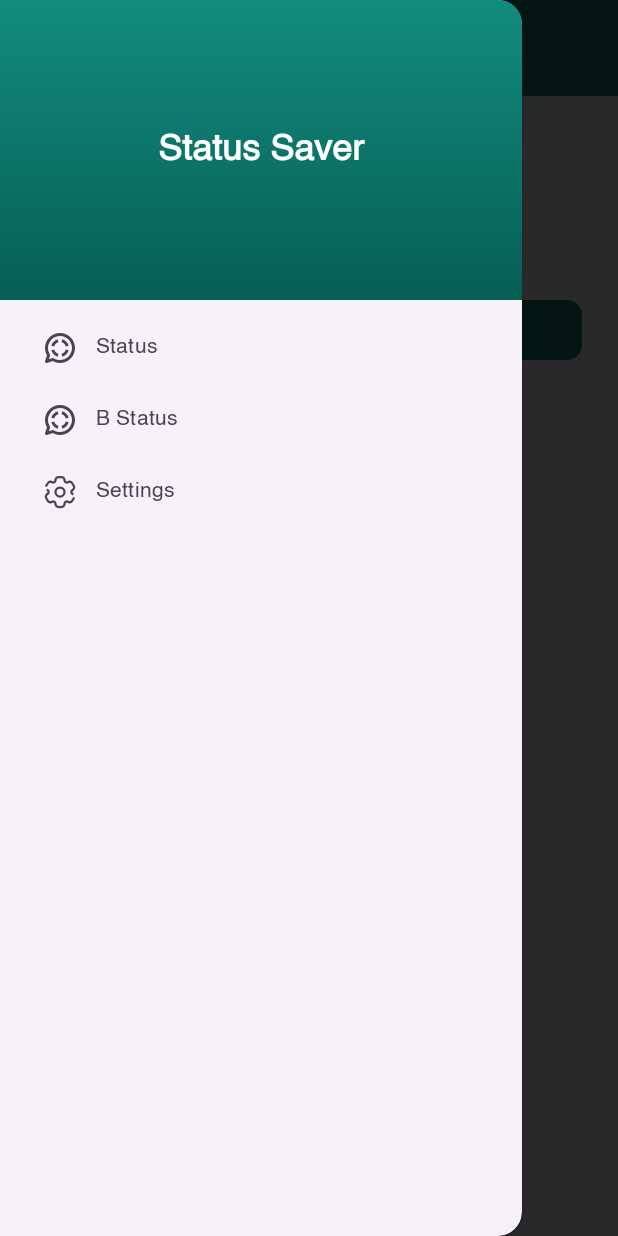
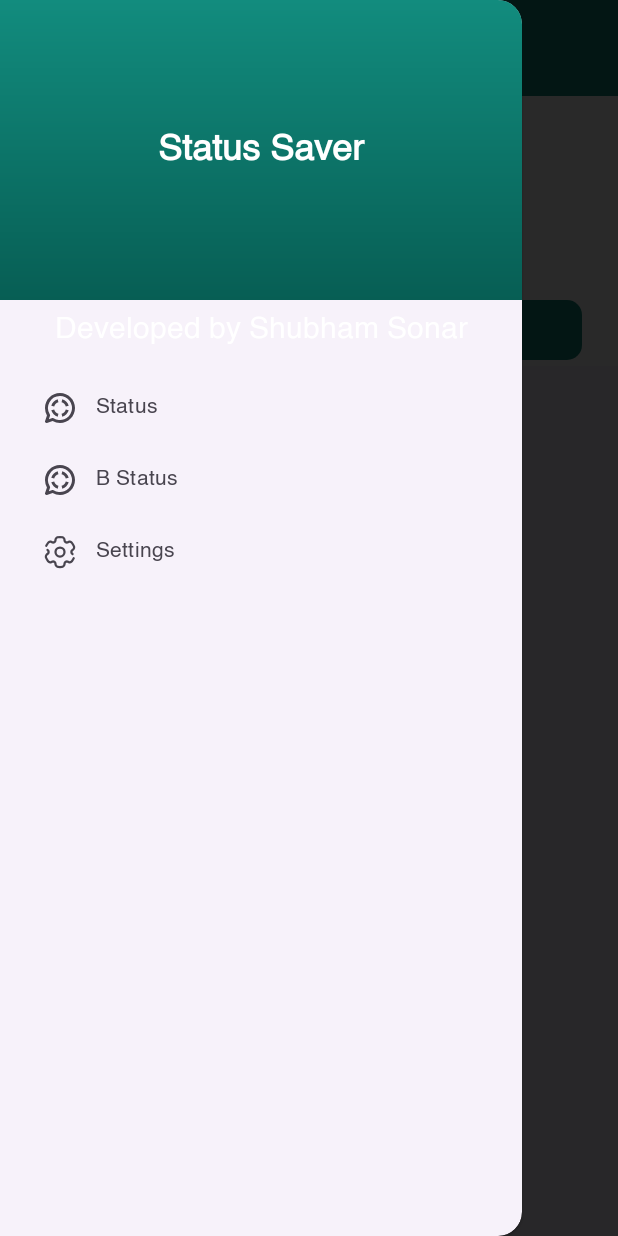
Before and after one commit to coder0SHUBHAM/whatsapp_status_download01, an Android app: the screen it shows after launch (MainActivity), with the side drawer open, on a phone screen of 412 x 824 dp. Run offline under Robolectric (Android 15) with nearby library versions, the phone set to English and light mode, and no system bars.

Commit message:
Initial commit

```diff
--- a/app/src/main/res/layout/layout_header.xml
+++ b/app/src/main/res/layout/layout_header.xml
@@ -1,13 +1,30 @@
 <?xml version="1.0" encoding="utf-8"?>
-<TextView xmlns:android="http://schemas.android.com/apk/res/android"
+<LinearLayout xmlns:android="http://schemas.android.com/apk/res/android"
     android:layout_width="match_parent"
-    android:text="@string/app_name"
-    android:minHeight="200dp"
-    android:gravity="center"
-    android:background="@drawable/gradient"
-    android:textColor="@color/white"
-    android:textStyle="bold"
-    android:textSize="24sp"
-    android:layout_height="200dp">
+    android:layout_height="wrap_content"
+    android:orientation="vertical">
 
-</TextView>
+    <!-- Existing TextView -->
+    <TextView
+        android:layout_width="match_parent"
+        android:layout_height="200dp"
+        android:minHeight="200dp"
+        android:gravity="center"
+        android:background="@drawable/gradient"
+        android:text="@string/app_name"
+        android:textColor="@color/white"
+        android:textStyle="bold"
+        android:textSize="24sp"/>
+
+    <!-- New TextView for "developed by Shubham Sonar" -->
+    <TextView
+        android:layout_width="match_parent"
+        android:layout_height="wrap_content"
+        android:gravity="center"
+        android:text="Developed by Shubham Sonar"
+        android:textColor="@color/white"
+        android:textSize="20sp"
+        android:paddingTop="10dp"
+        android:paddingBottom="10dp"/>
+
+</LinearLayout>
```
Also changed, not shown: app/src/main/java/com/devatrii/statussaver/views/adapters/SettingsAdapter.kt (+30 -12 lines), app/src/main/java/com/devatrii/statussaver/views/fragments/FragmentSettings.kt (+1 -6 lines).
